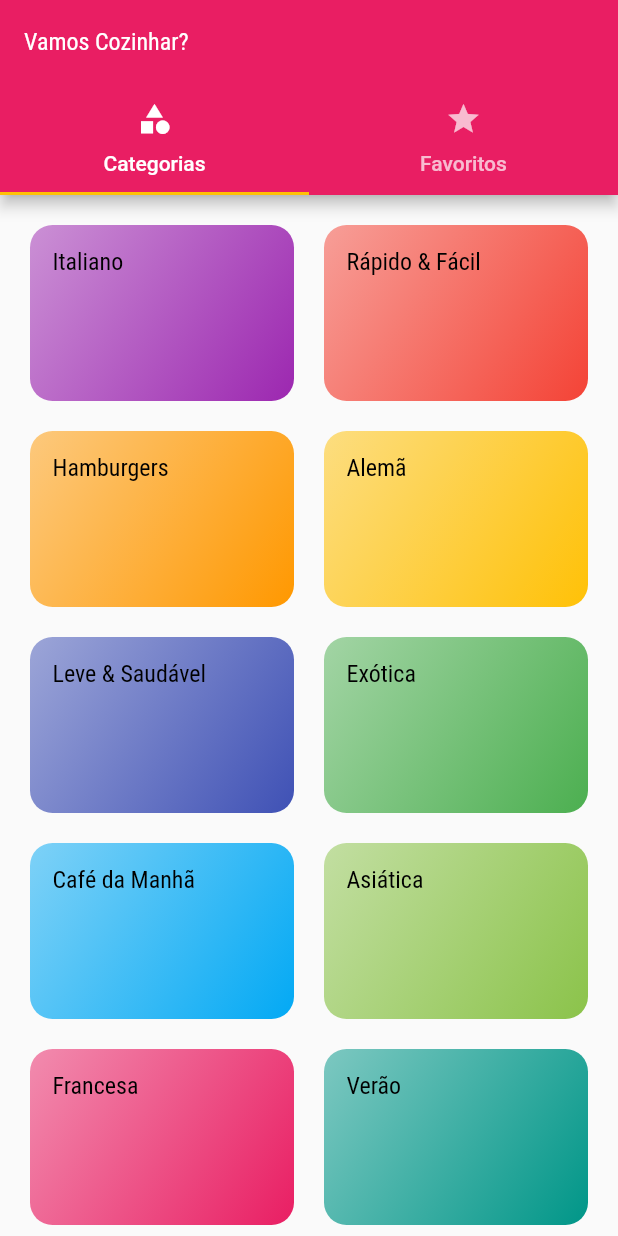
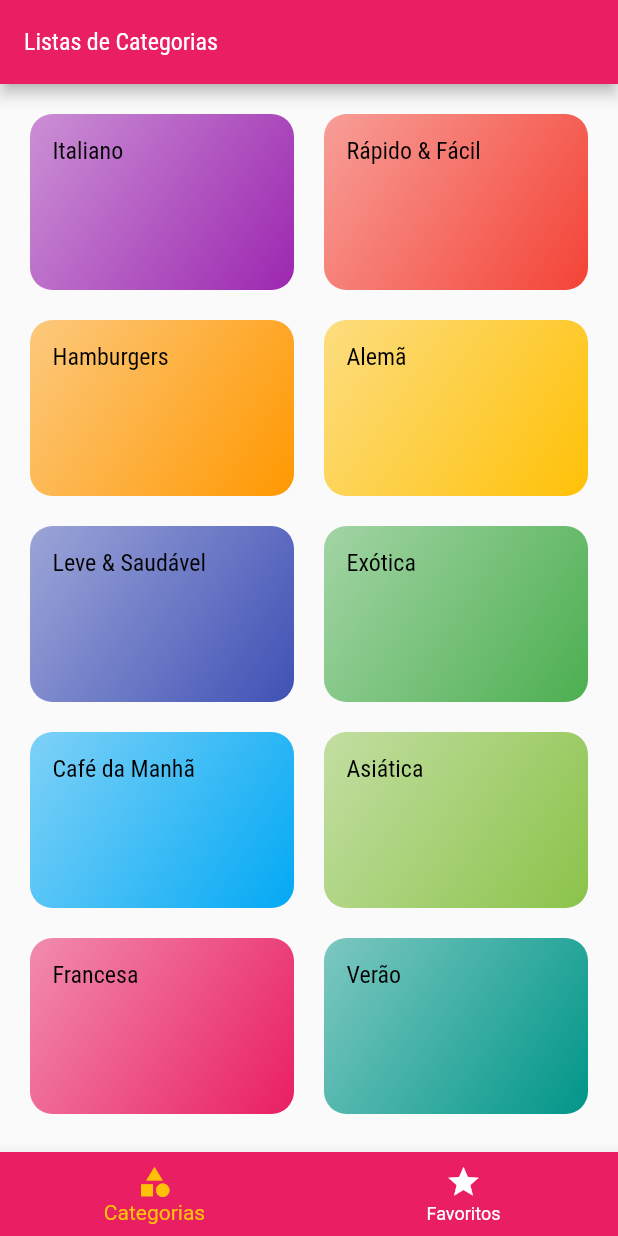
Before and after one commit to luwanhika/Multiplas-telas, a Flutter app: the screen it shows after launch, on a phone screen of 412 x 824 dp. Run offline on Flutter 3.47's test engine with Material 2 defaults, Android fonts, the phone set to English and light mode, and no system bars.

Commit message:
Adicionando app Bar na inferior e mudando o titulo do appBar de acordo com a navegação das tabs

```diff
--- a/lib/screens/tabs_screen.dart
+++ b/lib/screens/tabs_screen.dart
@@ -2,36 +2,55 @@
 import 'package:multiplas/screens/categories_screens.dart';
 import 'package:multiplas/screens/favorite_screen.dart';
 
-class TabsScreen extends StatelessWidget {
+class TabsScreen extends StatefulWidget {
   const TabsScreen({Key? key}) : super(key: key);
 
   @override
+  State<TabsScreen> createState() => _TabsScreenState();
+}
+
+class _TabsScreenState extends State<TabsScreen> {
+  int _selectedScreenIndex = 0;
+
+  final List<Map<String, Object>> _screens = [
+    {
+      'title': 'Listas de Categorias',
+      'screen': const CategoriesScreen(),
+    },
+    {'title': 'Meus Favoritos', 'screen': const FavoriteScreen()}
+  ];
+
+  _selectScreen(int index) {
+    setState(() {
+      _selectedScreenIndex = index;
+    });
+  }
+
+  @override
   Widget build(BuildContext context) {
-    return DefaultTabController(
-      length: 2,
-      // initialIndex: 0,
-      child: Scaffold(
-        appBar: AppBar(
-          title: const Text('Vamos Cozinhar?'),
-          bottom: const TabBar(
-            tabs: [
-              Tab(
-                icon: Icon(Icons.category),
-                text: 'Categorias',
-              ),
-              Tab(
-                icon: Icon(Icons.star),
-                text: 'Favoritos',
-              ),
-            ],
+    return Scaffold(
+      appBar: AppBar(
+        title: Text(
+          _screens[_selectedScreenIndex]['title'] as String,
+        ),
+      ),
+      body: _screens[_selectedScreenIndex]['screen'] as Widget,
+      bottomNavigationBar: BottomNavigationBar(
+        onTap: _selectScreen,
+        backgroundColor: Theme.of(context).colorScheme.primary,
+        unselectedItemColor: Colors.white,
+        selectedItemColor: Theme.of(context).colorScheme.secondary,
+        currentIndex: _selectedScreenIndex,
+        items: const [
+          BottomNavigationBarItem(
+            icon: Icon(Icons.category),
+            label: 'Categorias',
           ),
-        ),
-        body: const TabBarView(
-          children: [
-            CategoriesScreen(),
-            FavoriteScreen(),
-          ],
-        ),
+          BottomNavigationBarItem(
+            icon: Icon(Icons.star),
+            label: 'Favoritos',
+          ),
+        ],
       ),
     );
   }
```
